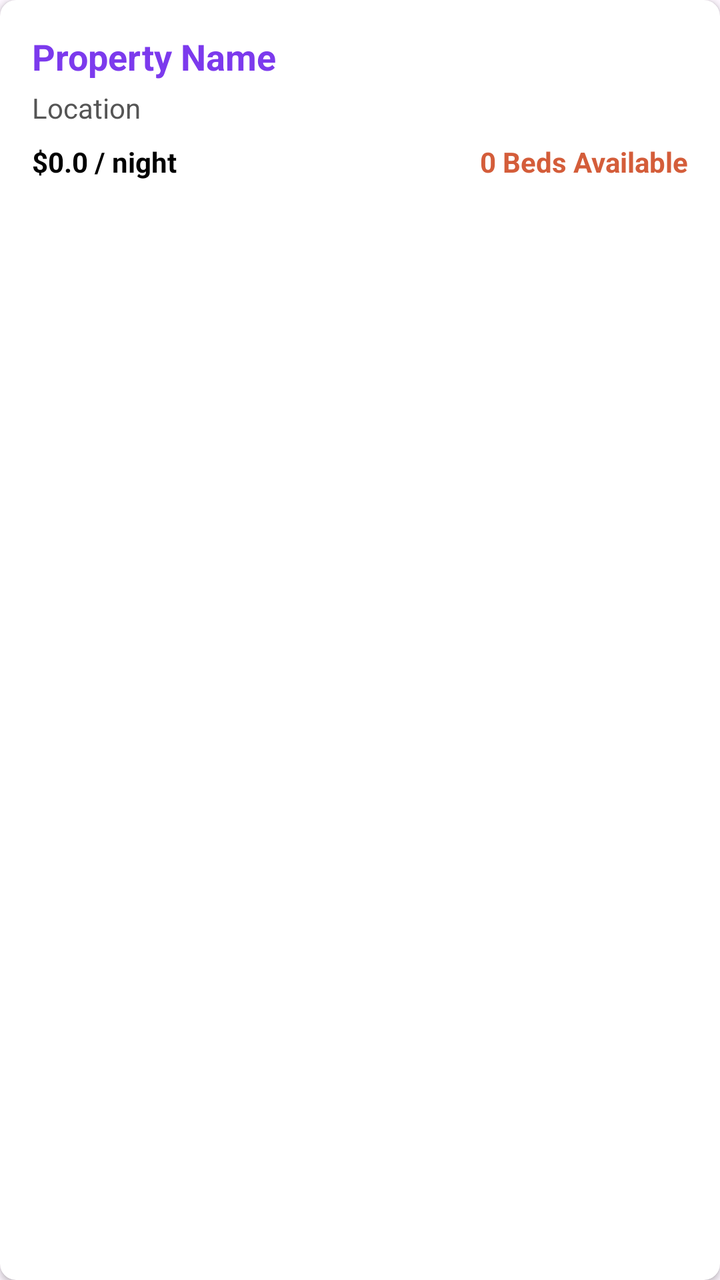
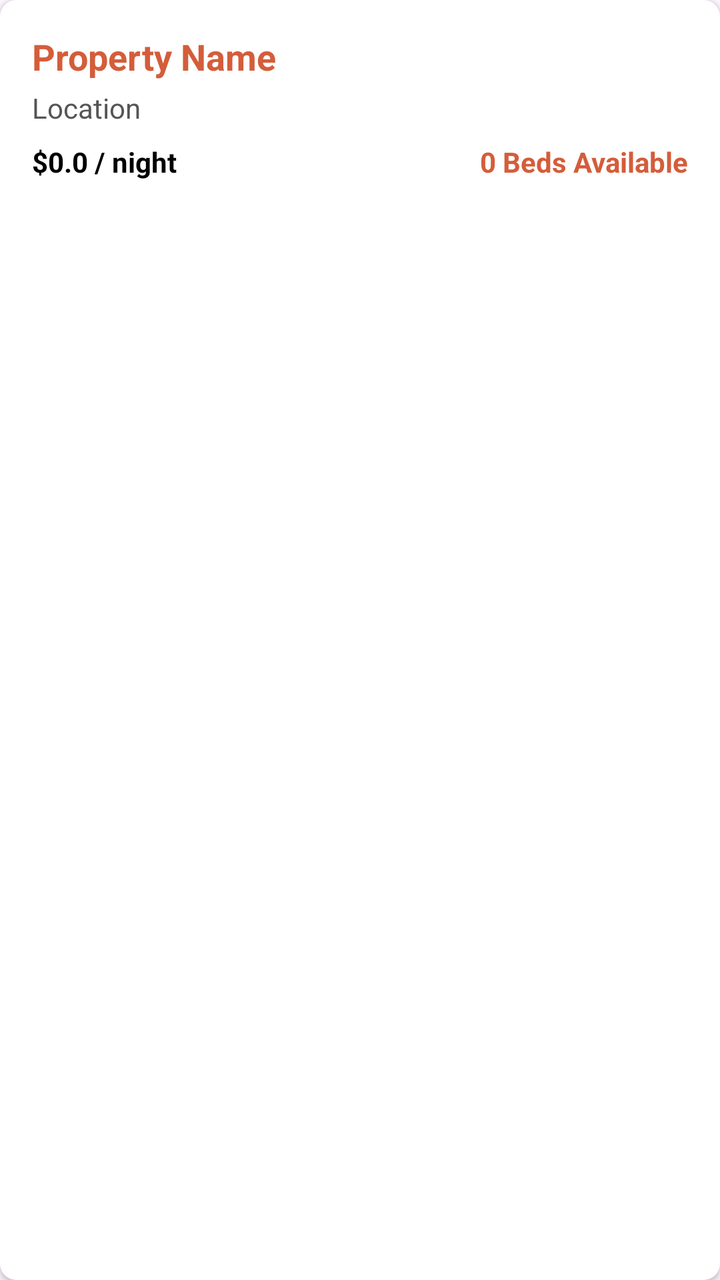

Before-and-after screenshots of an Android layout around one commit, followed by the original layout XML and the change that was made.
<!-- AndroidManifest.xml: application theme Theme.HostelWorld -->
<!-- res/layout/item_host_listing.xml -->
<?xml version="1.0" encoding="utf-8"?>
<androidx.cardview.widget.CardView xmlns:android="http://schemas.android.com/apk/res/android"
    xmlns:app="http://schemas.android.com/apk/res-auto"
    android:layout_width="match_parent"
    android:layout_height="wrap_content"
    android:layout_marginBottom="12dp"
    app:cardCornerRadius="8dp"
    app:cardElevation="2dp">

    <LinearLayout
        android:layout_width="match_parent"
        android:layout_height="wrap_content"
        android:orientation="vertical"
        android:padding="16dp">

        <TextView
            android:id="@+id/tvListingName"
            android:layout_width="match_parent"
            android:layout_height="wrap_content"
            android:text="Property Name"
            android:textColor="#7C3AED"
            android:textSize="18sp"
            android:textStyle="bold" />

        <TextView
            android:id="@+id/tvListingLocation"
            android:layout_width="match_parent"
            android:layout_height="wrap_content"
            android:layout_marginTop="4dp"
            android:text="Location"
            android:textColor="#555555" />

        <LinearLayout
            android:layout_width="match_parent"
            android:layout_height="wrap_content"
            android:layout_marginTop="8dp"
            android:orientation="horizontal">

            <TextView
                android:id="@+id/tvListingPrice"
                android:layout_width="0dp"
                android:layout_height="wrap_content"
                android:layout_weight="1"
                android:text="$0.0 / night"
                android:textColor="#000000"
                android:textStyle="bold" />

            <TextView
                android:id="@+id/tvListingBeds"
                android:layout_width="wrap_content"
                android:layout_height="wrap_content"
                android:text="0 Beds Available"
                android:textColor="#D45D3A"
                android:textStyle="bold" />
        </LinearLayout>
    </LinearLayout>
</androidx.cardview.widget.CardView>
<!-- resources referenced by this layout -->
<resources>
  <style name="Theme.HostelWorld" parent="Base.Theme.HostelWorld" />
  <style name="Base.Theme.HostelWorld" parent="Theme.Material3.DayNight.NoActionBar">
          
          
      </style>
</resources>

<!-- the commit's change to res/layout/item_host_listing.xml (unified diff, before → after) -->
@@ -18,7 +18,7 @@
             android:layout_width="match_parent"
             android:layout_height="wrap_content"
             android:text="Property Name"
-            android:textColor="#7C3AED"
+            android:textColor="#D45D3A"
             android:textSize="18sp"
             android:textStyle="bold" />
 
